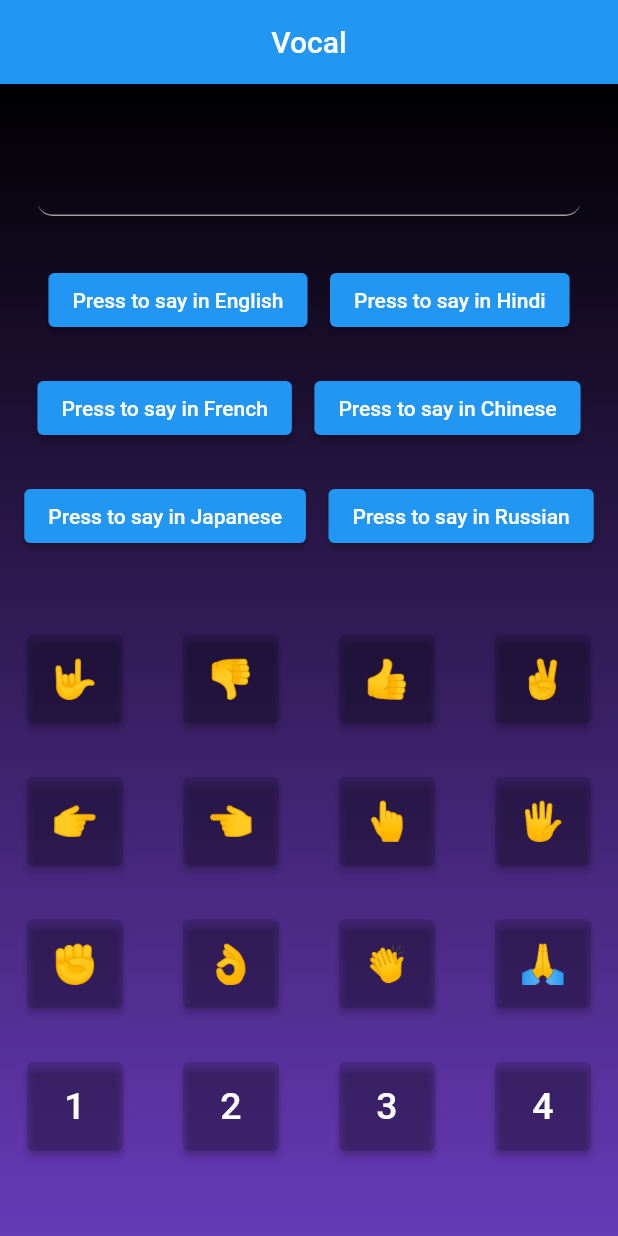
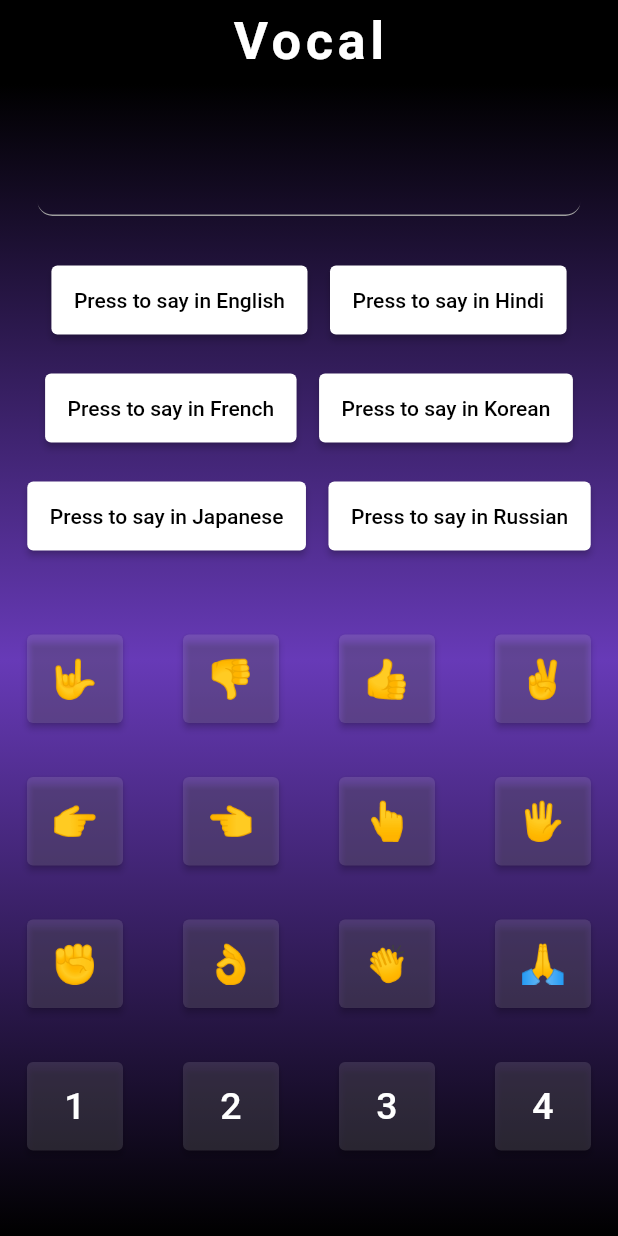
Before and after one commit to eshan1925/Vocal_text_to_speech-FlutterApp, a Flutter app: the screen it shows after launch, on a phone screen of 412 x 824 dp. Run offline on Flutter 3.47's test engine with Material 2 defaults, Android fonts, the phone set to English and light mode, and no system bars; our stand-ins replace flutter_tts; missing offline and left inert: translator.

Commit message:
Implemented full functionality

```diff
--- a/lib/main.dart
+++ b/lib/main.dart
@@ -19,11 +19,12 @@ class TheApp extends StatelessWidget {
       theme: ThemeData.dark(),
       // ignore: prefer_const_constructors
       home: MaterialApp(
-        debugShowCheckedModeBanner: false,
+        debugShowCheckedModeBanner: true,
         home: Scaffold(
           appBar: AppBar(
+            backgroundColor: Colors.black,
             centerTitle: true,
-            title: const Text("Vocal"),
+            title: const Text("Vocal",style: TextStyle(fontWeight: FontWeight.bold,fontSize: 35,letterSpacing: 3),),
           ),
           body: MyApp(),
         ),
@@ -107,14 +108,13 @@ class MyApp extends StatelessWidget {
         // ignore: unnecessary_new, prefer_const_constructors
         gradient: new LinearGradient(
           // ignore: prefer_const_literals_to_create_immutables
-          colors: [Colors.black, Colors.deepPurple],
+          colors: [Colors.black, Colors.deepPurple, Colors.black],
           begin: FractionalOffset.topCenter,
           end: FractionalOffset.bottomCenter,
         ),
       ),
       alignment: Alignment.topCenter,
-      child: Column(
-        mainAxisSize: MainAxisSize.min,
+      child: ListView(
         children: <Widget>[
           Padding(
             padding: const EdgeInsets.fromLTRB(25, 40, 25, 20),
@@ -140,16 +140,22 @@ class MyApp extends StatelessWidget {
               mainAxisAlignment: MainAxisAlignment.center,
               children: [
                 ElevatedButton(
-                  child: const Text("Press to say in English"),
+                  child: const Text("Press to say in English",style: TextStyle(color: Colors.black),),
                   onPressed: () => _speakEnglish(textEditingController.text),
+                  style: ElevatedButton.styleFrom(
+            primary: Colors.white,
+            padding: const EdgeInsets.fromLTRB(15, 15, 15, 15)),
                 ),
                 // ignore: prefer_const_constructors
                 SizedBox(
                   width: 15,
                 ),
                 ElevatedButton(
-                  child: const Text("Press to say in Hindi"),
+                  child: const Text("Press to say in Hindi",style: TextStyle(color: Colors.black),),
                   onPressed: () => _speakHindi(textEditingController.text),
+                  style: ElevatedButton.styleFrom(
+                      primary: Colors.white,
+                      padding: const EdgeInsets.fromLTRB(15, 15, 15, 15)),
                 ),
               ],
             ),
@@ -160,16 +166,22 @@ class MyApp extends StatelessWidget {
               mainAxisAlignment: MainAxisAlignment.center,
               children: [
                 ElevatedButton(
-                  child: const Text("Press to say in French"),
+                  child: const Text("Press to say in French",style: TextStyle(color: Colors.black),),
                   onPressed: () => _speakFrench(textEditingController.text),
+                  style: ElevatedButton.styleFrom(
+                      primary: Colors.white,
+                      padding: const EdgeInsets.fromLTRB(15, 15, 15, 15)),
                 ),
                 // ignore: prefer_const_constructors
                 SizedBox(
                   width: 15,
                 ),
                 ElevatedButton(
-                  child: const Text("Press to say in Chinese"),
+                  child: const Text("Press to say in Korean",style: TextStyle(color: Colors.black),),
                   onPressed: () => _speakKorean(textEditingController.text),
+                  style: ElevatedButton.styleFrom(
+                      primary: Colors.white,
+                      padding: const EdgeInsets.fromLTRB(15, 15, 15, 15)),
                 ),
               ],
             ),
@@ -180,16 +192,22 @@ class MyApp extends StatelessWidget {
               mainAxisAlignment: MainAxisAlignment.center,
               children: [
                 ElevatedButton(
-                  child: const Text("Press to say in Japanese"),
+                  child: const Text("Press to say in Japanese",style: TextStyle(color: Colors.black),),
                   onPressed: () => _speakJapanese(textEditingController.text),
+                  style: ElevatedButton.styleFrom(
+                      primary: Colors.white,
+                      padding: const EdgeInsets.fromLTRB(15, 15, 15, 15)),
                 ),
                 // ignore: prefer_const_constructors
                 SizedBox(
                   width: 15,
                 ),
                 ElevatedButton(
-                  child: const Text("Press to say in Russian"),
+                  child: const Text("Press to say in Russian",style: TextStyle(color: Colors.black),),
                   onPressed: () => _speakRussian(textEditingController.text),
+                  style: ElevatedButton.styleFrom(
+                      primary: Colors.white,
+                      padding: const EdgeInsets.fromLTRB(15, 15, 15, 15)),
                 ),
               ],
             ),
@@ -216,7 +234,8 @@ class MyApp extends StatelessWidget {
                   mainAxisAlignment: MainAxisAlignment.spaceBetween,
                   // ignore: prefer_const_literals_to_create_immutables
                   children: <Widget>[
-                    const EmojiButton(emoji: '👉', emojiText: 'Hey,how are you?'),
+                    const EmojiButton(
+                        emoji: '👉', emojiText: 'Hey,how are you?'),
                     const EmojiButton(emoji: '👈', emojiText: 'I am fine'),
                     const EmojiButton(emoji: '👆', emojiText: 'Good Morning'),
                     const EmojiButton(emoji: '🖐️', emojiText: 'Hello'),
@@ -258,26 +277,33 @@ class MyApp extends StatelessWidget {
 }
 
 class EmojiButton extends StatelessWidget {
-  final String emoji,emojiText;
-  const EmojiButton({Key? key, required this.emoji, required this.emojiText}) : super(key: key);
+  final String emoji, emojiText;
+  const EmojiButton({Key? key, required this.emoji, required this.emojiText})
+      : super(key: key);
 
   @override
   Widget build(BuildContext context) {
-  final FlutterTts flutterTts = FlutterTts();
-        // ignore: unused_element
-      Future _speakEmoji(String text) async {
+    final FlutterTts flutterTts = FlutterTts();
+    // ignore: unused_element
+    Future _speakEmoji(String text) async {
       await flutterTts.setLanguage("en-IN");
       await flutterTts.setPitch(1);
       // ignore: avoid_print
       await flutterTts.speak(text);
       // ignore: avoid_print
     }
+
     return Padding(
       padding: const EdgeInsets.all(10.0),
       child: ElevatedButton(
-        child: Text(emoji,style: const TextStyle(fontSize: 25),),
+        child: Text(
+          emoji,
+          style: const TextStyle(fontSize: 25),
+        ),
         onPressed: () => _speakEmoji(emojiText),
-        style: ElevatedButton.styleFrom(primary: Colors.black12,padding: const EdgeInsets.fromLTRB(15,15,15,15)),
+        style: ElevatedButton.styleFrom(
+            primary: Colors.white12,
+            padding: const EdgeInsets.fromLTRB(15, 15, 15, 15)),
       ),
     );
   }
```
Also changed, not shown: 2 other files.
